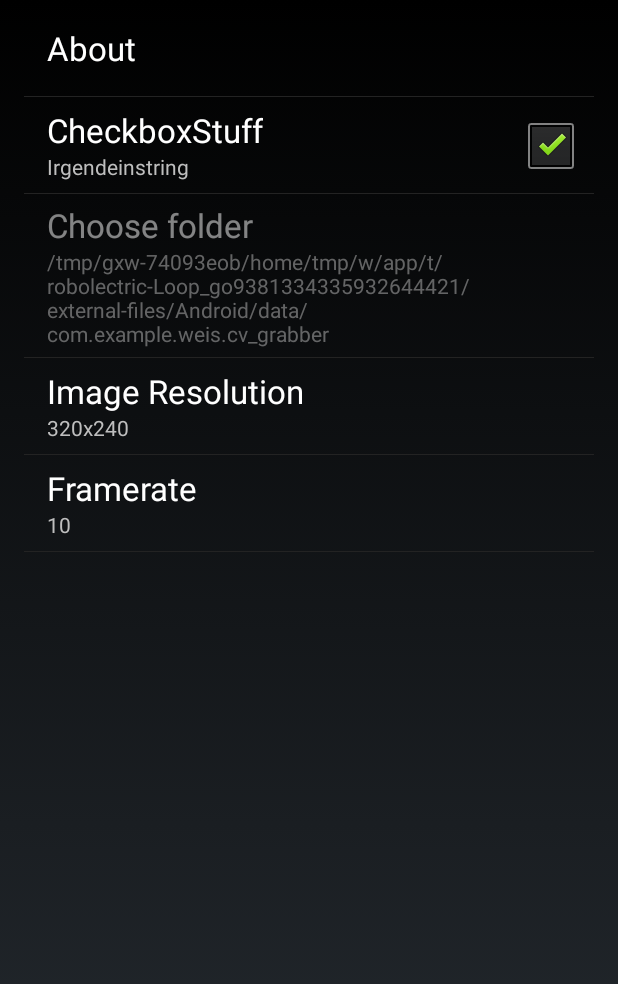
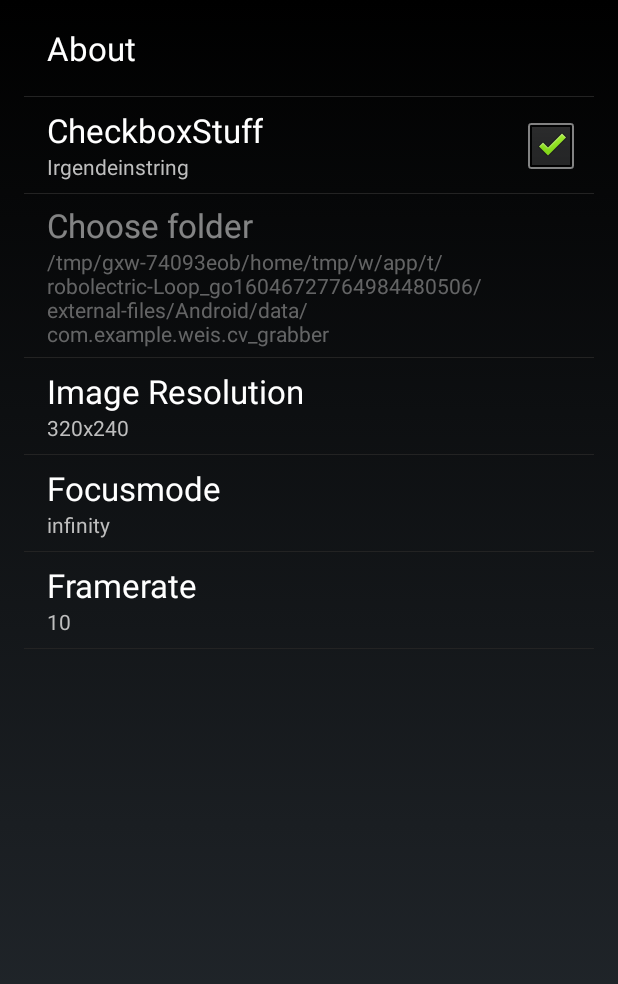
Before and after one commit to TobiasWeis/multisensorgrabber, an Android app: the fragment SettingsFragment shown on its own in the app's theme, on a phone screen of 412 x 824 dp. Shown: the top 984 px of the screen. Run offline under Robolectric (Android 15) with nearby library versions, the light colour scheme and no system bars; 2 statements that could not run were skipped.

Commit message:
added option to chose focusmode and implemented

```diff
--- a/app/src/main/java/com/example/weis/cv_grabber/MainActivity.java
+++ b/app/src/main/java/com/example/weis/cv_grabber/MainActivity.java
@@ -375,7 +375,7 @@ public class MainActivity extends Activity {
             parameters = mCamera.getParameters();
 
             // FIXME: implement this in a way to enable user to save to file and send to me!
-            //Log.d("Paremters", mCamera.getParameters().flatten());
+            Log.d("Paremters", mCamera.getParameters().flatten());
 
             String selected_res = prefs.getString("pref_resolutions", ""); // this gives the value
             if (selected_res != "") {
@@ -383,8 +383,13 @@ public class MainActivity extends Activity {
                 Integer width = sizes.get(Integer.parseInt(selected_res)).width;
                 Integer height = sizes.get(Integer.parseInt(selected_res)).height;
                 parameters.setPictureSize(width, height);
-                mCamera.setParameters(parameters);
             }
+
+            String focusmode = prefs.getString("pref_focusmode", "infinity");
+            Log.d("focusmode:", focusmode);
+            parameters.setFocusMode(focusmode);
+
+            mCamera.setParameters(parameters);
 
             // Create Preview view and set it as the content of our activity.
             // this HAS to be done in order to able to take pictures (WTF?!)
--- a/app/src/main/res/values/strings.xml
+++ b/app/src/main/res/values/strings.xml
@@ -31,5 +31,17 @@
     </string-array>
     <string name="settings_fr_default_value">10</string>
 
+    @array/settings_fm_entries
+    <string-array name="settings_fm_entries">
+        <item>auto</item>
+        <item>infinity</item>
+    </string-array>
+
+    <string-array name="settings_fm_values">
+        <item>auto</item>
+        <item>infinity</item>
+    </string-array>
+
+    <string name="settings_fm_default_value">infinity</string>
 
 </resources>
--- a/app/src/main/res/xml/preferences.xml
+++ b/app/src/main/res/xml/preferences.xml
@@ -30,6 +30,16 @@
         android:summary="%s"/>
 
     <ListPreference
+        android:key="pref_focusmode"
+        android:summary="%s"
+        android:title="Focusmode"
+        android:dialogTitle="Focusmode"
+        android:entries="@array/settings_fm_entries"
+        android:entryValues="@array/settings_fm_values"
+        android:defaultValue="@string/settings_fm_default_value" />
+
+
+    <ListPreference
         android:key="pref_framerates"
         android:summary="%s"
         android:title="@string/settings_fr_title"
```
